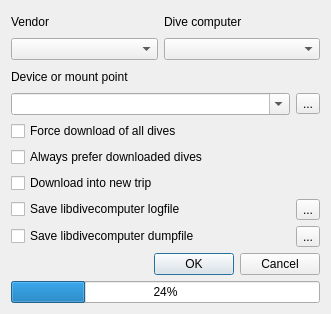
Qt form qt-ui/downloadfromdivecomputer.ui (subsurface/subsurface) before a commit.
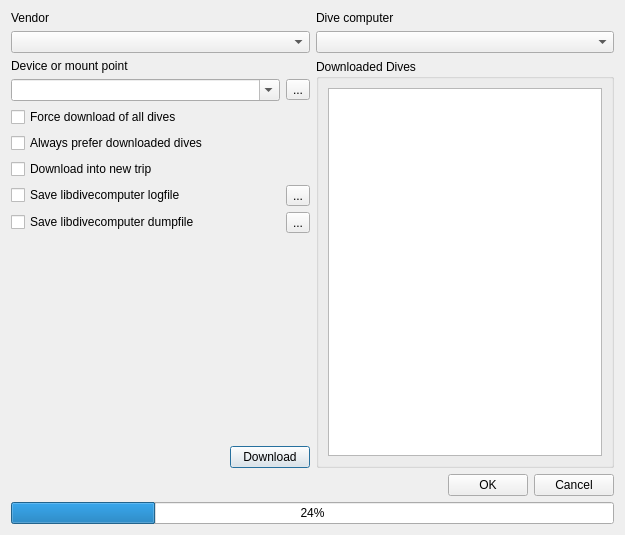
The same form after that commit. Icons and pictures are not drawn.

Commit message:
Dive d/l selection UI: Add a table for the new dives from DC dialog
It will show the model that I just created.

Patch:
```diff
--- a/qt-ui/downloadfromdivecomputer.ui
+++ b/qt-ui/downloadfromdivecomputer.ui
@@ -6,8 +6,8 @@
    <rect>
     <x>0</x>
     <y>0</y>
-    <width>331</width>
-    <height>314</height>
+    <width>625</width>
+    <height>535</height>
    </rect>
   </property>
   <property name="windowTitle">
@@ -18,21 +18,9 @@
     <normalon>:/subsurface-icon</normalon>
    </iconset>
   </property>
+  <layout class="QVBoxLayout" name="verticalLayout_2">
+   <item>
   <layout class="QGridLayout" name="gridLayout">
-   <item row="2" column="0" colspan="3">
-    <widget class="QLabel" name="label_3">
-     <property name="text">
-      <string>Device or mount point</string>
-     </property>
-    </widget>
-   </item>
-   <item row="3" column="0" colspan="2">
-    <widget class="QComboBox" name="device">
-     <property name="editable">
-      <bool>true</bool>
-     </property>
-    </widget>
-   </item>
    <item row="0" column="0">
     <widget class="QLabel" name="label">
      <property name="text">
@@ -40,7 +28,7 @@
      </property>
     </widget>
    </item>
-   <item row="0" column="1" colspan="2">
+     <item row="0" column="1">
     <widget class="QLabel" name="label_2">
      <property name="text">
       <string>Dive computer</string>
@@ -50,31 +38,143 @@
    <item row="1" column="0">
     <widget class="QComboBox" name="vendor"/>
    </item>
-   <item row="1" column="1" colspan="2">
+     <item row="1" column="1">
     <widget class="QComboBox" name="product"/>
    </item>
-   <item row="3" column="2">
+    </layout>
+   </item>
+   <item>
+    <layout class="QHBoxLayout" name="horizontalLayout_4">
+     <item>
+      <layout class="QVBoxLayout" name="verticalLayout">
+       <item>
+        <layout class="QGridLayout" name="gridLayout_2">
+         <item row="0" column="0">
+          <widget class="QLabel" name="label_3">
+           <property name="text">
+            <string>Device or mount point</string>
+           </property>
+          </widget>
+         </item>
+         <item row="1" column="0">
+          <widget class="QComboBox" name="device">
+           <property name="editable">
+            <bool>true</bool>
+           </property>
+          </widget>
+         </item>
+         <item row="1" column="1">
     <widget class="QToolButton" name="search">
      <property name="text">
       <string>...</string>
      </property>
     </widget>
    </item>
-   <item row="4" column="0" colspan="3">
+         <item row="2" column="0">
     <widget class="QCheckBox" name="forceDownload">
      <property name="text">
       <string>Force download of all dives</string>
      </property>
     </widget>
    </item>
-   <item row="5" column="0" colspan="3">
+         <item row="3" column="0">
     <widget class="QCheckBox" name="preferDownloaded">
      <property name="text">
       <string>Always prefer downloaded dives</string>
      </property>
     </widget>
    </item>
-   <item row="9" column="0" colspan="3">
+         <item row="4" column="0">
+          <widget class="QCheckBox" name="createNewTrip">
+           <property name="text">
+            <string>Download into new trip</string>
+           </property>
+          </widget>
+         </item>
+         <item row="5" column="0">
+          <widget class="QCheckBox" name="logToFile">
+           <property name="text">
+            <string>Save libdivecomputer logfile</string>
+           </property>
+          </widget>
+         </item>
+         <item row="5" column="1">
+          <widget class="QToolButton" name="chooseLogFile">
+           <property name="text">
+            <string>...</string>
+           </property>
+          </widget>
+         </item>
+         <item row="6" column="0">
+          <widget class="QCheckBox" name="dumpToFile">
+           <property name="text">
+            <string>Save libdivecomputer dumpfile</string>
+           </property>
+          </widget>
+         </item>
+         <item row="6" column="1">
+          <widget class="QToolButton" name="chooseDumpFile">
+           <property name="text">
+            <string>...</string>
+           </property>
+          </widget>
+         </item>
+        </layout>
+       </item>
+       <item>
+        <spacer name="verticalSpacer">
+         <property name="orientation">
+          <enum>Qt::Vertical</enum>
+         </property>
+         <property name="sizeHint" stdset="0">
+          <size>
+           <width>20</width>
+           <height>40</height>
+          </size>
+         </property>
+        </spacer>
+       </item>
+       <item>
+        <layout class="QHBoxLayout" name="horizontalLayout_3">
+         <item>
+          <spacer name="horizontalSpacer_2">
+           <property name="orientation">
+            <enum>Qt::Horizontal</enum>
+           </property>
+           <property name="sizeHint" stdset="0">
+            <size>
+             <width>40</width>
+             <height>20</height>
+            </size>
+           </property>
+          </spacer>
+         </item>
+         <item>
+          <widget class="QPushButton" name="pushButton">
+           <property name="text">
+            <string>Download</string>
+           </property>
+          </widget>
+         </item>
+        </layout>
+       </item>
+      </layout>
+     </item>
+     <item>
+      <widget class="QGroupBox" name="groupBox">
+       <property name="title">
+        <string>Downloaded Dives</string>
+       </property>
+       <layout class="QHBoxLayout" name="horizontalLayout_2">
+        <item>
+         <widget class="QTableView" name="downloadedView"/>
+        </item>
+       </layout>
+      </widget>
+     </item>
+    </layout>
+   </item>
+   <item>
     <layout class="QHBoxLayout" name="horizontalLayout">
      <item>
       <spacer name="horizontalSpacer">
@@ -105,48 +205,13 @@
      </item>
     </layout>
    </item>
-   <item row="10" column="0" colspan="3">
+   <item>
     <widget class="QProgressBar" name="progressBar">
      <property name="value">
       <number>24</number>
      </property>
     </widget>
    </item>
-   <item row="7" column="0" colspan="2">
-    <widget class="QCheckBox" name="logToFile">
-     <property name="text">
-      <string>Save libdivecomputer logfile</string>
-     </property>
-    </widget>
-   </item>
-   <item row="8" column="0" colspan="2">
-    <widget class="QCheckBox" name="dumpToFile">
-     <property name="text">
-      <string>Save libdivecomputer dumpfile</string>
-     </property>
-    </widget>
-   </item>
-   <item row="7" column="2">
-    <widget class="QToolButton" name="chooseLogFile">
-     <property name="text">
-      <string>...</string>
-     </property>
-    </widget>
-   </item>
-   <item row="8" column="2">
-    <widget class="QToolButton" name="chooseDumpFile">
-     <property name="text">
-      <string>...</string>
-     </property>
-    </widget>
-   </item>
-   <item row="6" column="0">
-    <widget class="QCheckBox" name="createNewTrip">
-     <property name="text">
-      <string>Download into new trip</string>
-     </property>
-    </widget>
-   </item>
   </layout>
  </widget>
  <resources/>
```
Lines whose indentation alone changed are shown as unchanged.
